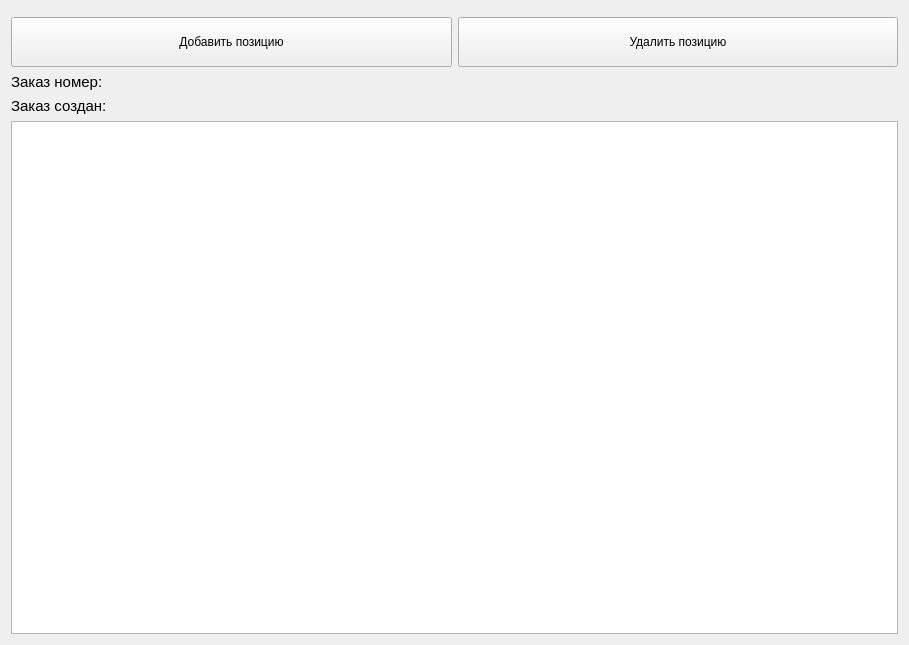
Qt form View/FormOrder.ui (Neomer/Cassa) before a commit.
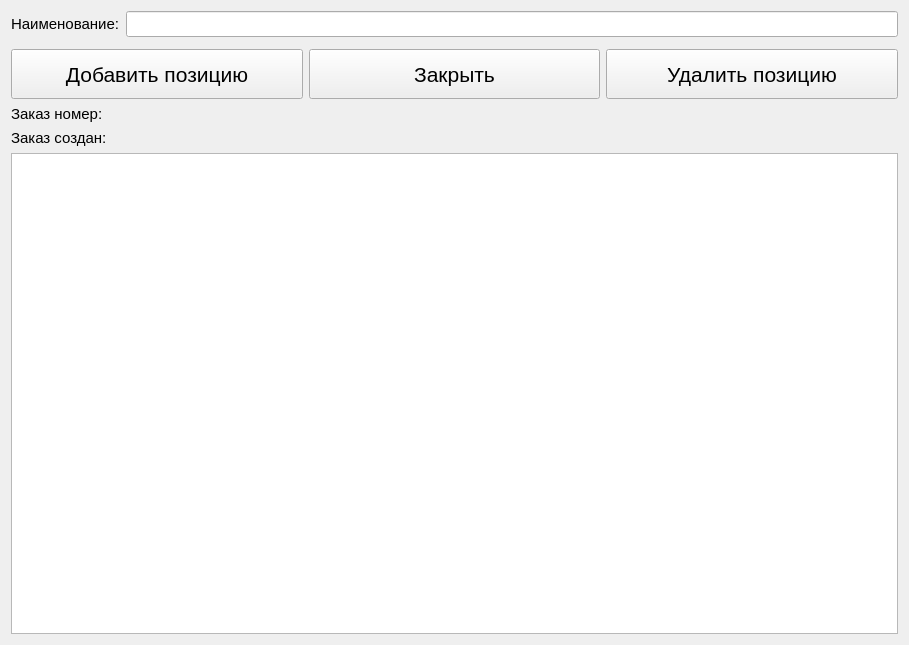
The same form after that commit.

Diff of the .ui file:
```diff
--- a/View/FormOrder.ui
+++ b/View/FormOrder.ui
@@ -16,6 +16,31 @@
   <layout class="QVBoxLayout" name="verticalLayout">
    <item>
     <layout class="QVBoxLayout" name="verticalLayout_2">
+     <item>
+      <layout class="QHBoxLayout" name="horizontalLayout_4" stretch="0,0">
+       <item>
+        <widget class="QLabel" name="label_3">
+         <property name="font">
+          <font>
+           <pointsize>11</pointsize>
+          </font>
+         </property>
+         <property name="text">
+          <string>Наименование:</string>
+         </property>
+        </widget>
+       </item>
+       <item>
+        <widget class="QLineEdit" name="txtName">
+         <property name="font">
+          <font>
+           <pointsize>11</pointsize>
+          </font>
+         </property>
+        </widget>
+       </item>
+      </layout>
+     </item>
      <item>
       <layout class="QHBoxLayout" name="horizontalLayout">
        <property name="topMargin">
@@ -29,11 +54,34 @@
            <height>50</height>
           </size>
          </property>
+         <property name="font">
+          <font>
+           <pointsize>16</pointsize>
+          </font>
+         </property>
          <property name="text">
           <string>Добавить позицию</string>
          </property>
         </widget>
        </item>
+       <item>
+        <widget class="QPushButton" name="cmdCancel">
+         <property name="minimumSize">
+          <size>
+           <width>0</width>
+           <height>50</height>
+          </size>
+         </property>
+         <property name="font">
+          <font>
+           <pointsize>16</pointsize>
+          </font>
+         </property>
+         <property name="text">
+          <string>Закрыть</string>
+         </property>
+        </widget>
+       </item>
        <item>
         <widget class="QPushButton" name="cmdRemovePosition">
          <property name="minimumSize">
@@ -42,6 +90,11 @@
            <height>50</height>
           </size>
          </property>
+         <property name="font">
+          <font>
+           <pointsize>16</pointsize>
+          </font>
+         </property>
          <property name="text">
           <string>Удалить позицию</string>
          </property>
```
